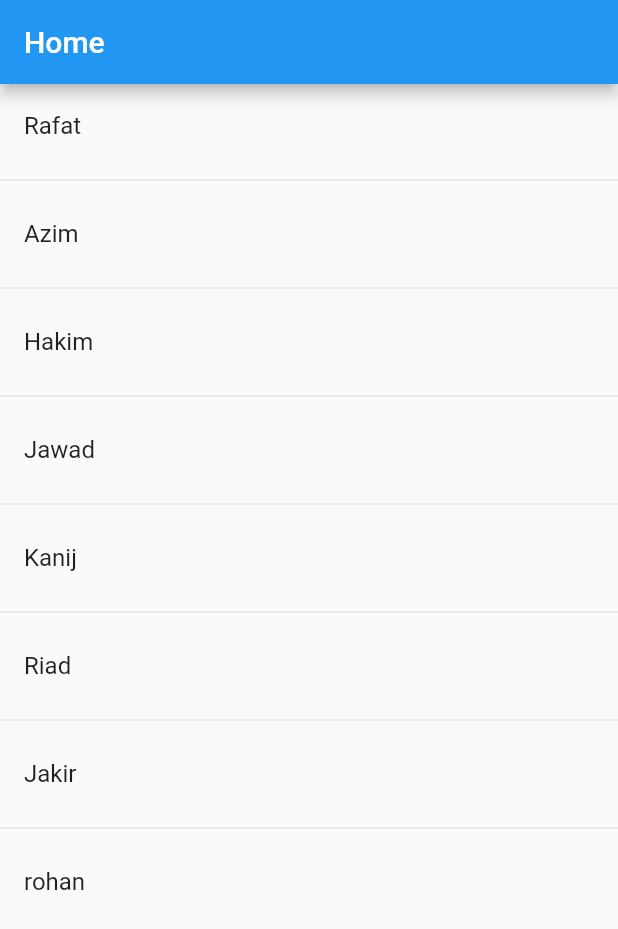
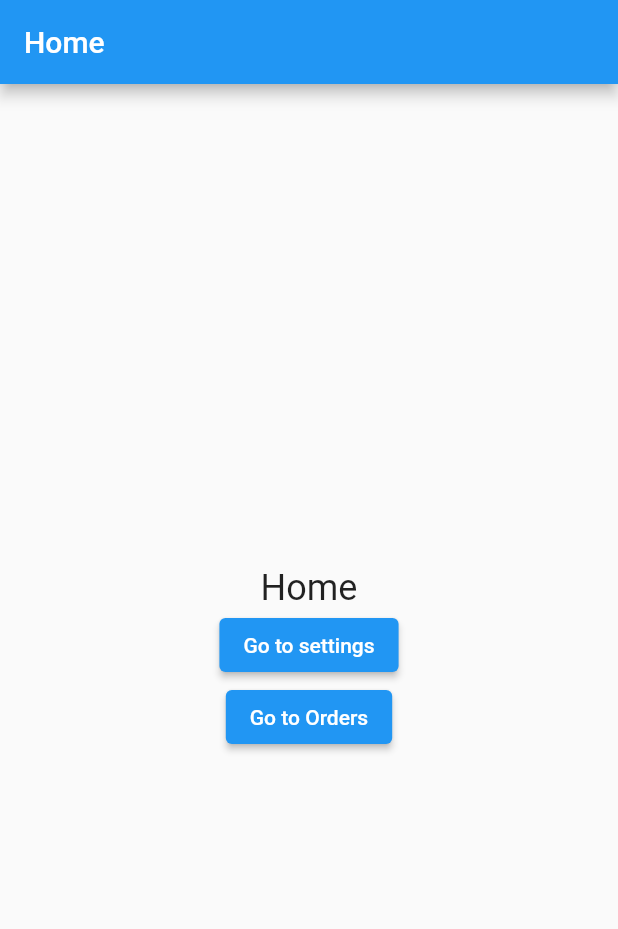
Before and after one commit to RafatMeraz/ostad_flutter_batch_four, a Flutter app: the screen it shows after launch, on a phone screen of 412 x 824 dp. Shown: the top 929 px of the screen. Run offline on Flutter 3.47's test engine with Material 2 defaults, Android fonts, the phone set to English and light mode, and no system bars.

```diff
--- a/live_class_project/lib/main.dart
+++ b/live_class_project/lib/main.dart
@@ -1,36 +1,29 @@
 import 'package:flutter/material.dart';
 
+/// Navigation - one page -> another page
+/// Navigator 1(Simple and Lengthy), 2 (complex)
+/// Routers Package -> Getx, GoRouter, Auto Route
+
+/// TODO : Stack, Queue, Navigator, Navigation
+
 void main() {
-  // give me some widget
   runApp(MyApp());
 }
 
-// Hot reload => ctl + s
-// Hot restart => ctl + shift + \
+class MyApp extends StatelessWidget {
+  const MyApp({super.key});
 
-class MyApp extends StatelessWidget {
   @override
   Widget build(BuildContext context) {
     return MaterialApp(
-      debugShowCheckedModeBanner: true,
       home: HomeScreen(),
-      title: 'Ostad app',
     );
   }
 }
 
+/// Route
 class HomeScreen extends StatelessWidget {
-
-  List<String> students = [
-    'Rafat',
-    'Azim',
-    'Hakim',
-    'Jawad',
-    'Kanij',
-    'Riad',
-    'Jakir',
-    'rohan'
-  ];
+  const HomeScreen({super.key});
 
   @override
   Widget build(BuildContext context) {
@@ -38,55 +31,123 @@ class HomeScreen extends StatelessWidget {
       appBar: AppBar(
         title: Text('Home'),
       ),
-      body: Scrollbar(
-        thickness: 20,
-        radius: Radius.circular(10),
-        /*child: GridView.builder(
-          itemCount: 100,
-            gridDelegate: SliverGridDelegateWithFixedCrossAxisCount(
-              crossAxisCount: 2,
+      body: Center(
+        child: Column(
+          mainAxisAlignment: MainAxisAlignment.center,
+          children: [
+            Text(
+              'Home',
+              style: TextStyle(fontSize: 24),
             ),
-          itemBuilder: (context, index) {
-              return Column(
-                children: [
-                  Text(index.toString()),
-                  Icon(Icons.adb_rounded),
-                ],
-              );
-          },
-        )*/
-        // child : ListView.builder
-        // child: ListView.separated(
-        //   itemCount: 100,
-        //   itemBuilder: (context, index) {
-        //     return ListTile(
-        //       title: Text('Item number $index'),
-        //     );
-        //   },
-        //   separatorBuilder: (context, index) {
-        //     return Column(
-        //       children: [
-        //         Text(index.toString()),
-        //         Divider(),
-        //       ],
-        //     );
-        //   },
-        // ),
-        child: ListView.separated(
-          itemCount: students.length,
-          itemBuilder: (context, index) {
-            return ListTile(
-              onTap: () {
-                print('go to details screen');
+            ElevatedButton(
+              onPressed: () {
+                /// Navigation - Route home -> Route settings
+                /// Navigator
+                /// Navigator.typeOfNavigation(currentLocation, Destination);
+                /// Navigation - Push, Pop(Back), replace, replaceAll, removeUntil
+                Navigator.push(
+                  context,
+                  MaterialPageRoute(
+                    builder: (context) => SettingsScreen(),
+                  ),
+                );
               },
-              title: Text(students[index]),
-            );
-          },
-          separatorBuilder: (context, index) {
-            return Divider();
-          },
+              child: Text('Go to settings'),
+            ),
+            ElevatedButton(
+              onPressed: () {
+                /// Navigation - Route home -> Route settings
+                /// Navigator
+                /// Navigator.typeOfNavigation(currentLocation, Destination);
+                /// Navigation - Push, Pop(Back), replace, replaceAll, removeUntil
+                Navigator.push(
+                  context,
+                  MaterialPageRoute(
+                    builder: (context) => OrdersScreen(),
+                  ),
+                );
+              },
+              child: Text('Go to Orders'),
+            ),
+          ],
         ),
       ),
     );
   }
 }
+
+/// Route
+class SettingsScreen extends StatelessWidget {
+  const SettingsScreen({super.key});
+
+  @override
+  Widget build(BuildContext context) {
+    return Scaffold(
+      appBar: AppBar(
+        title: Text('Settings'),
+      ),
+      body: Center(
+        child: Column(
+          mainAxisAlignment: MainAxisAlignment.center,
+          children: [
+            Text(
+              'Settings',
+              style: TextStyle(fontSize: 24),
+            ),
+            ElevatedButton(
+              onPressed: () {
+                Navigator.pushAndRemoveUntil(context,
+                    MaterialPageRoute(builder: (context) => HomeScreen()),
+                      (route) => false,
+                );
+              },
+              child: Text('Home'),
+            )
+          ],
+        ),
+      ),
+    );
+  }
+}
+
+/// Route
+class OrdersScreen extends StatelessWidget {
+  const OrdersScreen({super.key});
+
+  @override
+  Widget build(BuildContext context) {
+    return Scaffold(
+      appBar: AppBar(
+        title: Text('Orders'),
+      ),
+      body: Center(
+        child: Column(
+          mainAxisAlignment: MainAxisAlignment.center,
+          children: [
+            Text(
+              'Orders',
+              style: TextStyle(fontSize: 24),
+            ),
+            TextButton(
+              onPressed: () {
+                Navigator.pushReplacement(
+                  context,
+                  MaterialPageRoute(
+                    builder: (context) => SettingsScreen(),
+                  ),
+                );
+              },
+              child: Text('Go to settings'),
+            ),
+            TextButton(
+              onPressed: () {
+                Navigator.pop(context);
+              },
+              child: Text('Back to home'),
+            )
+          ],
+        ),
+      ),
+    );
+  }
+}
```
